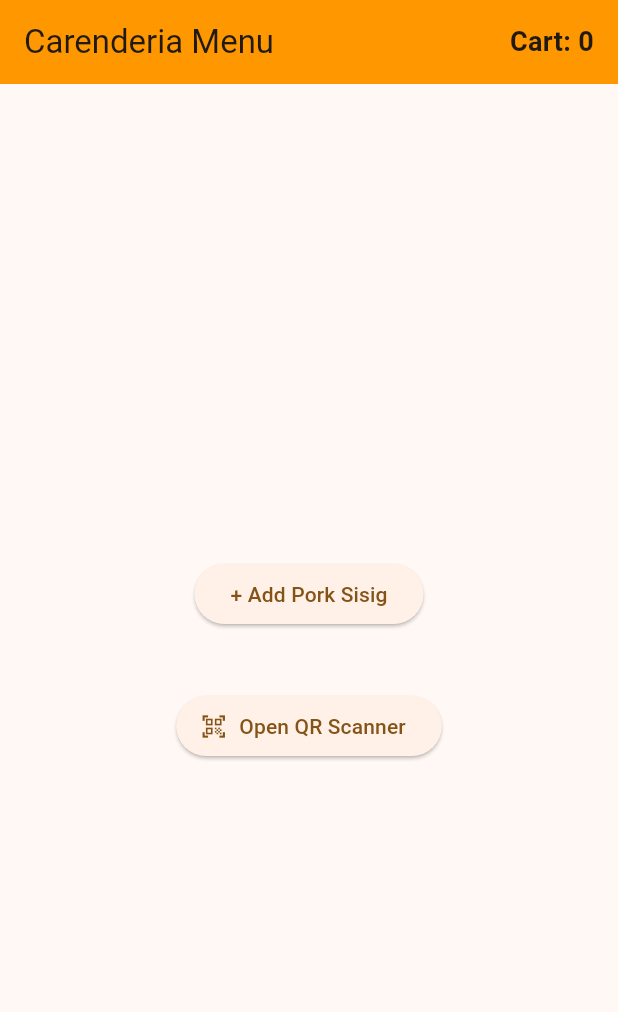
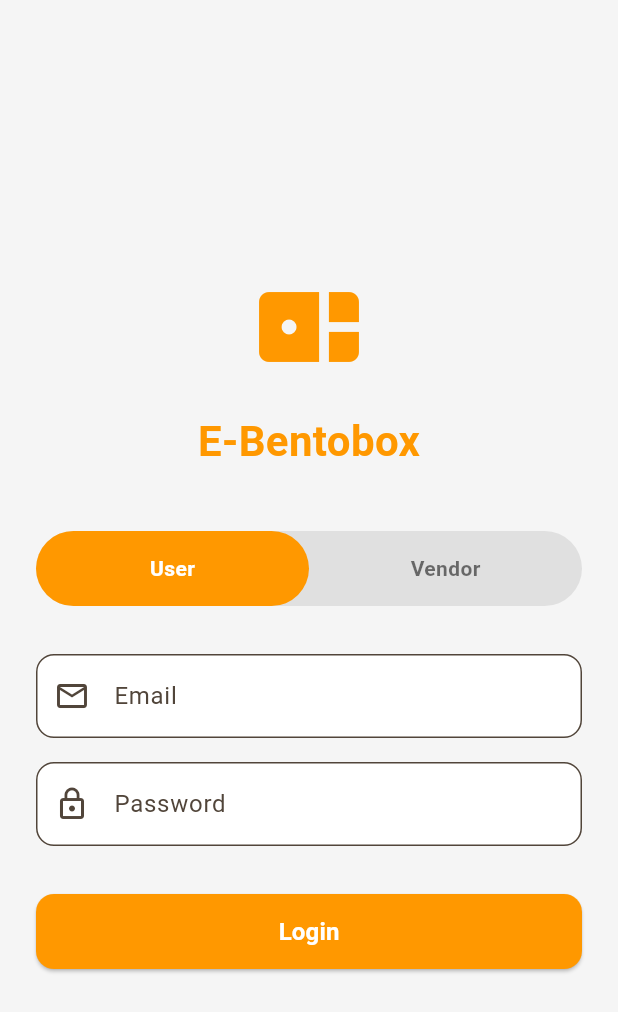
Before and after one commit to turquoiseCupcake/e_bentobox, a Flutter app: the screen it shows after launch, on a phone screen of 412 x 824 dp. Shown: the top 1012 px of the screen. Run offline on Flutter 3.47's test engine with Material 3 defaults, Android fonts, the phone set to English and light mode, and no system bars; missing offline and left inert: mobile_scanner.

Commit message:
- login screen implemented

```diff
--- /dev/null
+++ b/lib/auth/login_screen.dart
@@ -0,0 +1,183 @@
+import 'package:flutter/material.dart';
+
+class LoginScreen extends StatefulWidget {
+  const LoginScreen({super.key});
+
+  @override
+  State<LoginScreen> createState() => _LoginScreenState();
+}
+
+class _LoginScreenState extends State<LoginScreen> {
+  // Toggle state: true = User, false = Vendor
+  bool isUser = true;
+
+  @override
+  Widget build(BuildContext context) {
+    return Scaffold(
+      backgroundColor: Colors.grey[100],
+      body: SafeArea(
+        child: Center(
+          child: SingleChildScrollView(
+            padding: const EdgeInsets.all(24.0),
+            child: Column(
+              mainAxisAlignment: MainAxisAlignment.center,
+              children: [
+                // Logo or App Name Placeholder
+                const Icon(Icons.bento_rounded, size: 80, color: Colors.orange),
+                const SizedBox(height: 16),
+                const Text(
+                  'E-Bentobox',
+                  style: TextStyle(
+                    fontSize: 28,
+                    fontWeight: FontWeight.bold,
+                    color: Colors.orange,
+                  ),
+                ),
+                const SizedBox(height: 40),
+
+                // Custom Role Toggle Slider
+                Container(
+                  height: 50,
+                  decoration: BoxDecoration(
+                    color: Colors.grey[300],
+                    borderRadius: BorderRadius.circular(25),
+                  ),
+                  child: Row(
+                    children: [
+                      Expanded(
+                        child: GestureDetector(
+                          onTap: () => setState(() => isUser = true),
+                          child: Container(
+                            decoration: BoxDecoration(
+                              color: isUser ? Colors.orange : Colors.transparent,
+                              borderRadius: BorderRadius.circular(25),
+                            ),
+                            alignment: Alignment.center,
+                            child: Text(
+                              'User',
+                              style: TextStyle(
+                                color: isUser ? Colors.white : Colors.black54,
+                                fontWeight: FontWeight.bold,
+                              ),
+                            ),
+                          ),
+                        ),
+                      ),
+                      Expanded(
+                        child: GestureDetector(
+                          onTap: () => setState(() => isUser = false),
+                          child: Container(
+                            decoration: BoxDecoration(
+                              color: !isUser ? Colors.orange : Colors.transparent,
+                              borderRadius: BorderRadius.circular(25),
+                            ),
+                            alignment: Alignment.center,
+                            child: Text(
+                              'Vendor',
+                              style: TextStyle(
+                                color: !isUser ? Colors.white : Colors.black54,
+                                fontWeight: FontWeight.bold,
+                              ),
+                            ),
+                          ),
+                        ),
+                      ),
+                    ],
+                  ),
+                ),
+                const SizedBox(height: 32),
+
+                // Email Field
+                TextField(
+                  decoration: InputDecoration(
+                    labelText: 'Email',
+                    prefixIcon: const Icon(Icons.email_outlined),
+                    border: OutlineInputBorder(
+                      borderRadius: BorderRadius.circular(12),
+                    ),
+                    filled: true,
+                    fillColor: Colors.white,
+                  ),
+                ),
+                const SizedBox(height: 16),
+
+                // Password Field
+                TextField(
+                  obscureText: true,
+                  decoration: InputDecoration(
+                    labelText: 'Password',
+                    prefixIcon: const Icon(Icons.lock_outline),
+                    border: OutlineInputBorder(
+                      borderRadius: BorderRadius.circular(12),
+                    ),
+                    filled: true,
+                    fillColor: Colors.white,
+                  ),
+                ),
+                const SizedBox(height: 32),
+
+                // Mock Login Button
+                SizedBox(
+                  width: double.infinity,
+                  height: 50,
+                  child: ElevatedButton(
+                    style: ElevatedButton.styleFrom(
+                      backgroundColor: Colors.orange,
+                      foregroundColor: Colors.white,
+                      shape: RoundedRectangleBorder(
+                        borderRadius: BorderRadius.circular(12),
+                      ),
+                    ),
+                    onPressed: () {
+                      // MOCK ROUTING: Navigate based on the selected role
+                      if (isUser) {
+                        Navigator.pushReplacement(
+                          context,
+                          MaterialPageRoute(builder: (context) => const MockUserHomeScreen()),
+                        );
+                      } else {
+                        Navigator.pushReplacement(
+                          context,
+                          MaterialPageRoute(builder: (context) => const MockVendorDashboardScreen()),
+                        );
+                      }
+                    },
+                    child: const Text('Login', style: TextStyle(fontSize: 16, fontWeight: FontWeight.bold)),
+                  ),
+                ),
+              ],
+            ),
+          ),
+        ),
+      ),
+    );
+  }
+}
+
+// ==========================================
+// MOCK PLACEHOLDER SCREENS (To be moved later)
+// ==========================================
+
+class MockUserHomeScreen extends StatelessWidget {
+  const MockUserHomeScreen({super.key});
+
+  @override
+  Widget build(BuildContext context) {
+    return Scaffold(
+      appBar: AppBar(title: const Text('User Home'), backgroundColor: Colors.orange),
+      body: const Center(child: Text('Welcome, User! Carenderia List goes here.')),
+    );
+  }
+}
+
+class MockVendorDashboardScreen extends StatelessWidget {
+  const MockVendorDashboardScreen({super.key});
+
+  @override
+  Widget build(BuildContext context) {
+    return Scaffold(
+      appBar: AppBar(title: const Text('Vendor Dashboard'), backgroundColor: Colors.deepOrange),
+      body: const Center(child: Text('Welcome, Vendor! Manage tomorrow\'s orders here.')),
+    );
+  }
+}
--- a/lib/main.dart
+++ b/lib/main.dart
@@ -3,6 +3,7 @@
 import 'package:flutter/material.dart';
 import 'package:provider/provider.dart';
 import 'package:mobile_scanner/mobile_scanner.dart';
+import 'auth/login_screen.dart';
 
 void main() {
   runApp(
@@ -26,7 +27,7 @@ class MyApp extends StatelessWidget {
         colorScheme: ColorScheme.fromSeed(seedColor: Colors.orange),
         useMaterial3: true,
       ),
-      home: const DummyMenuScreen(),
+      home: const LoginScreen(),
     );
   }
 }
```
